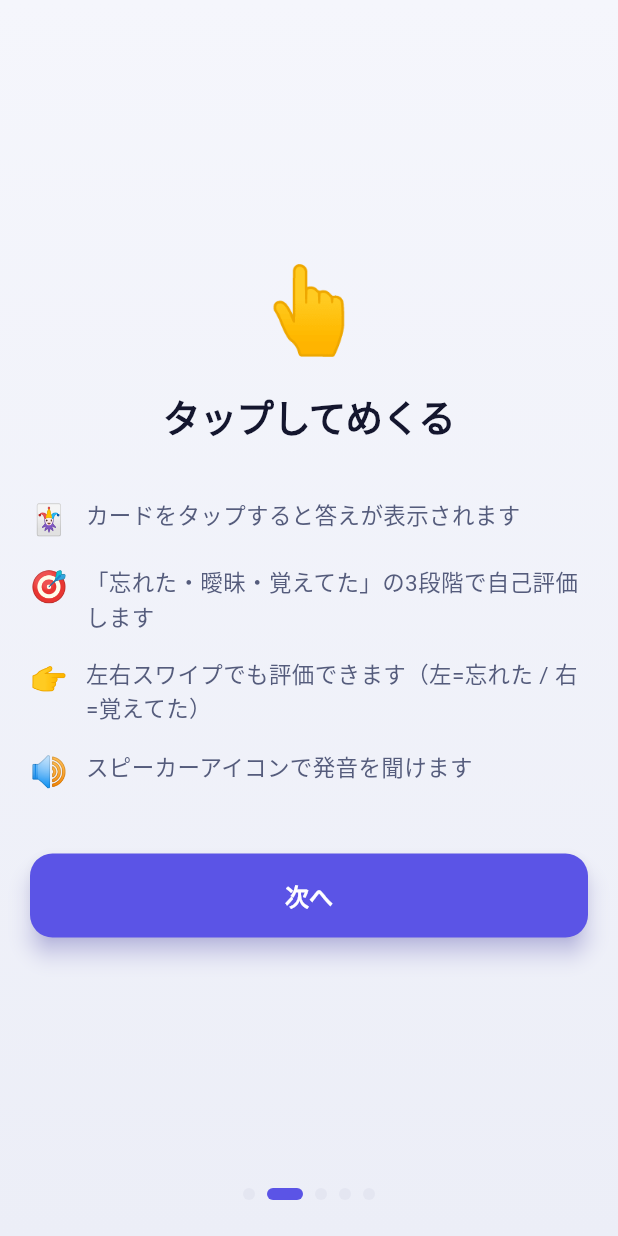
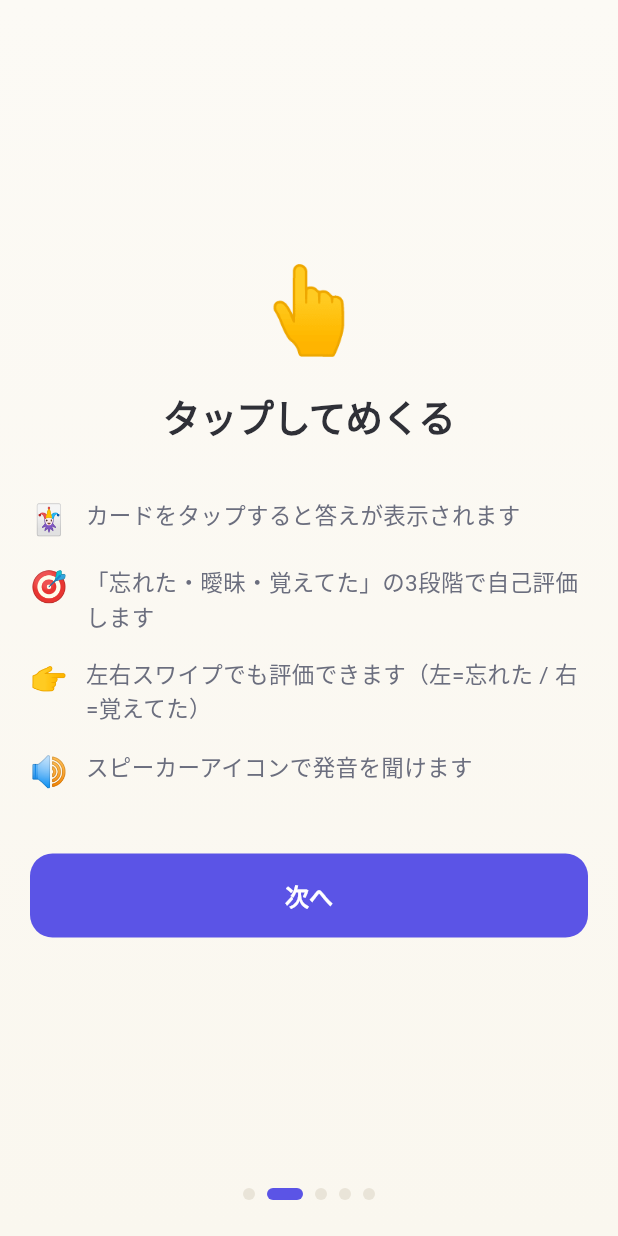
Before and after one commit to murakami-kaito-dev/SHIP_IT_ENGLISH, a Flutter app: the screen it shows after launch, swiped to page 2, on a phone screen of 412 x 824 dp. Run offline on Flutter 3.47's test engine with Material 3 defaults, Android fonts, the phone set to English and light mode, and no system bars; our stand-ins replace audioplayers, confetti, file_picker, flutter_local_notifications, flutter_riverpod, flutter_timezone and 8 more; missing offline and left inert: home_widget; accounts and stored records are empty; project files that could hold a hidden picture were left out.

Commit message:
デザイン刷新 Phase 1: AppTheme を案H（Soft Arcade Warm）トークンに刷新
- 背景を温かい紙色（#FAF7EF系グラデ）・枠を暖色1.5px（#E9E4D8）に。
  下エッジ用トークン surfaceEdge / ゲージ溝 track を新設
- カード影を「下エッジ1枚のsolidシャドウ」に変更（押せそうな厚み・描画も軽い）。
  ヒーロー影はインディゴ浮遊＋暖色接地の2層に調整
- テキストを暖色チャコール系へ（textPrimary/Secondary/Tertiary）
- クエスト等の多彩色パレットを新設（quest{Yellow,Green,Blue,Orange}±Soft＝
  案Eのマーカー由来色）
- primaryDark #443CC9 / primaryLight #EDEBFF / 角丸18→16 / cardPadding 22→18
- GradientButton を「下エッジ5pxで押すと沈む」立体ボタンに刷新
  （API互換維持・全CTAに自動波及。押下=沈み込み/離す=素早く復帰）
- ElevatedButton をフラット化・SegmentedButton テーマ追加（選択=淡インディゴ）
- AppTheme集約の効果で全画面に自動波及。analyze 0 / テスト全件パス

Co-Authored-By: Claude Opus 4.8 <noreply@anthropic.com>

```diff
--- a/lib/core/theme/app_theme.dart
+++ b/lib/core/theme/app_theme.dart
@@ -1,28 +1,32 @@
 import 'package:flutter/material.dart';
 
-/// ShipIt English のデザインシステム「Terminal-grade」。
+/// ShipIt English のデザインシステム「Soft Arcade Warm」（採用案H＝色:案E×骨格:案F）。
 ///
-/// エンジニアが毎日触れる開発者ツール（Linear / Raycast / GitHub / ターミナル）の
-/// 洗練を主題に、平面的にならないよう「奥行き（多層シャドウ・グラデーション）」と
-/// 「モノスペースのデータ表現」でアイデンティティを作る。
+/// 温かい紙色の背景と暖色の細枠（1.5px）に、「下エッジで押すと沈む」立体ボタンと
+/// 意味で使い分ける多彩色（マーカー由来の黄/緑/青）を載せる。ゲーム感はほどよく、
+/// 線は細く大人に。数値は従来どおりモノスペース（Menlo）＝このアプリのDNA。
 /// 色・寸法・文字スタイルはすべてここに集約し、画面側は AppTheme 経由で参照する。
 class AppTheme {
   // === Brand（アイリス系インディゴ。既定の青より生きた発色） ===
   static const Color primary = Color(0xFF5B54E6);
-  static const Color primaryLight = Color(0xFFE9E8FD); // チップ背景など淡色
-  static const Color primaryDark = Color(0xFF3F37B8); // 押下・濃色
+  static const Color primaryLight = Color(0xFFEDEBFF); // チップ背景など淡色
+  static const Color primaryDark = Color(0xFF443CC9); // 押下・下エッジ・濃色
   static const Color primaryGlow = Color(0xFF837DFF); // グラデーションの相方
 
-  // === Surfaces / Background ===
-  static const Color background = Color(0xFFECEEF7); // 涼しいライトベース
-  static const Color backgroundTop = Color(0xFFF5F6FC); // 背景グラデーション上端
+  // === Surfaces / Background（温かい紙色＝案Eの色味） ===
+  static const Color background = Color(0xFFFAF7EF); // 温かい紙色
+  static const Color backgroundTop = Color(0xFFFCFAF5); // 背景グラデーション上端
   static const Color surface = Color(0xFFFFFFFF);
-  static const Color surfaceBorder = Color(0xFFE4E6F1); // ヘアライン
+  static const Color surfaceBorder = Color(0xFFE9E4D8); // 暖色の細枠
+  /// カード・ボタンの「下エッジ」（押せる厚み。骨格=案F）
+  static const Color surfaceEdge = Color(0xFFE0DACB);
+  /// ゲージの溝（暖色トラック）
+  static const Color track = Color(0xFFF1EDE2);
 
-  // === Text（ややインディゴ寄りの深い黒＝温かみと締まり） ===
-  static const Color textPrimary = Color(0xFF14162E);
-  static const Color textSecondary = Color(0xFF555C7C);
-  static const Color textTertiary = Color(0xFF9AA0BA);
+  // === Text（暖色寄りのチャコール） ===
+  static const Color textPrimary = Color(0xFF2F3037);
+  static const Color textSecondary = Color(0xFF6B6E7E);
+  static const Color textTertiary = Color(0xFFA5A08F);
 
   // === Rating（シンタックスハイライトを想わせる3色） ===
   static const Color ratingForgot = Color(0xFFF04870); // rose
@@ -31,7 +35,17 @@ class AppTheme {
 
   // === Streak ===
   static const Color streakFire = Color(0xFFFF7A3D);
-  static const Color streakInactive = Color(0xFFCBD0E0);
+  static const Color streakInactive = Color(0xFFD8D3C4);
+
+  // === クエスト等の多彩色（案Eのマーカー由来パレット。soft=タイル / deep=ゲージ） ===
+  static const Color questYellow = Color(0xFFFFD21E);
+  static const Color questYellowSoft = Color(0xFFFFE34D);
+  static const Color questGreen = Color(0xFF3ECF8E);
+  static const Color questGreenSoft = Color(0xFFA9EDC3);
+  static const Color questBlue = Color(0xFF4B9FEF);
+  static const Color questBlueSoft = Color(0xFFBFE0FF);
+  static const Color questOrange = Color(0xFFFF7A3D);
+  static const Color questOrangeSoft = Color(0xFFFFDFC9);
 
   // === モノスペース（このアプリのシグネチャ。iOS標準の Menlo を使う） ===
   static const String monoFont = 'Menlo';
@@ -121,10 +135,10 @@ class AppTheme {
   );
 
   // === Radii / Spacing ===
-  static const double cardBorderRadius = 18.0;
+  static const double cardBorderRadius = 16.0;
   static const double cardElevation = 0;
-  static const EdgeInsets cardPadding = EdgeInsets.all(22.0);
-  static final Border cardBorder = Border.all(color: surfaceBorder, width: 1.0);
+  static const EdgeInsets cardPadding = EdgeInsets.all(18.0);
+  static final Border cardBorder = Border.all(color: surfaceBorder, width: 1.5);
 
   static const double buttonBorderRadius = 15.0;
   static const double buttonHeight = 56.0;
@@ -145,35 +159,22 @@ class AppTheme {
   static const double progressBarHeight = 9.0;
   static const double progressBarBorderRadius = 5.0;
 
-  // === Elevation（インディゴで色付けした多層シャドウ＝奥行き） ===
-  /// 通常カード用。接触影＋やわらかい環境影の2層
+  // === Elevation ===
+  /// 通常カード用。「下エッジ」1枚＝押せそうな厚み（骨格=案F）。
+  /// ブラーのない solid シャドウなので描画も軽い。
   static final List<BoxShadow> cardShadow = [
-    BoxShadow(
-      color: const Color(0xFF14162E).withOpacity(0.05),
-      blurRadius: 18,
-      offset: const Offset(0, 8),
-      spreadRadius: -4,
-    ),
-    BoxShadow(
-      color: const Color(0xFF14162E).withOpacity(0.04),
-      blurRadius: 3,
-      offset: const Offset(0, 1),
-    ),
+    const BoxShadow(color: surfaceEdge, offset: Offset(0, 3)),
   ];
 
-  /// 学習カード（ヒーロー）用の強めの浮遊感
+  /// 学習カード（ヒーロー）用の強めの浮遊感（インディゴの浮遊＋暖色の接地）
   static final List<BoxShadow> heroShadow = [
     BoxShadow(
-      color: primary.withOpacity(0.16),
-      blurRadius: 40,
-      offset: const Offset(0, 18),
+      color: primary.withOpacity(0.14),
+      blurRadius: 36,
+      offset: const Offset(0, 16),
       spreadRadius: -10,
     ),
-    BoxShadow(
-      color: const Color(0xFF14162E).withOpacity(0.06),
-      blurRadius: 10,
-      offset: const Offset(0, 3),
-    ),
+    const BoxShadow(color: surfaceEdge, offset: Offset(0, 3)),
   ];
 
   /// 主ボタンのグロー影
@@ -239,12 +240,40 @@ class AppTheme {
           backgroundColor: primary,
           foregroundColor: Colors.white,
           minimumSize: const Size(double.infinity, buttonHeight),
-          shadowColor: primary.withOpacity(0.5),
-          elevation: 6,
+          // グローではなく「下エッジ」1枚で立体を出す（案Hの押し心地）
+          shadowColor: primaryDark,
+          elevation: 0,
           shape: RoundedRectangleBorder(
             borderRadius: BorderRadius.circular(buttonBorderRadius),
           ),
           textStyle: buttonText,
+        ),
+      ),
+      // 学習範囲セレクタ等のセグメント（選択中＝淡インディゴ＋濃インディゴ文字）
+      segmentedButtonTheme: SegmentedButtonThemeData(
+        style: ButtonStyle(
+          backgroundColor: WidgetStateProperty.resolveWith(
+            (states) => states.contains(WidgetState.selected)
+                ? primaryLight
+                : surface,
+          ),
+          foregroundColor: WidgetStateProperty.resolveWith(
+            (states) => states.contains(WidgetState.selected)
+                ? primaryDark
+                : textSecondary,
+          ),
+          side: WidgetStateProperty.resolveWith(
+            (states) => BorderSide(
+              color: states.contains(WidgetState.selected)
+                  ? const Color(0xFFC9C4FF)
+                  : surfaceBorder,
+              width: 1.5,
+            ),
+          ),
+          textStyle: WidgetStateProperty.all(const TextStyle(
+            fontSize: 12.5,
+            fontWeight: FontWeight.w800,
+          )),
         ),
       ),
       outlinedButtonTheme: OutlinedButtonThemeData(
--- a/lib/shared/widgets/gradient_button.dart
+++ b/lib/shared/widgets/gradient_button.dart
@@ -2,10 +2,12 @@ import 'package:flutter/material.dart';
 import 'package:flutter/services.dart';
 import 'package:ship_it_english/core/theme/app_theme.dart';
 
-/// 主要CTA用のグラデーションボタン（インディゴのグローで奥行きを出す）。
-/// [onPressed] が null のときは淡色で無効表示にする。
-/// 押下中は `scale(0.95)` に縮み、離すと Spring(elasticOut) で弾んで戻る
-/// （SKILL animation-effects「タップ＆レスポンス」）。
+/// 主要CTA用の「下エッジで押すと沈む」立体ボタン（デザイン案H＝骨格:案F）。
+///
+/// 通常時は下に濃色の厚み（5px）があり、押すとボタン本体が沈んで厚みが薄くなる
+/// （物理的に「押した」感触）。離すと素早く戻る。[onPressed] が null のときは
+/// 淡色で無効表示にする。名前は歴史的経緯で GradientButton のまま
+/// （呼び出し側60箇所超のAPI互換を維持）。
 class GradientButton extends StatefulWidget {
   final String label;
   final IconData? icon;
@@ -24,11 +26,14 @@ class GradientButton extends StatefulWidget {
 
 class _GradientButtonState extends State<GradientButton>
     with SingleTickerProviderStateMixin {
-  // value 0 = 通常, 1 = 押下（0.95）。離すと elasticOut で戻す。
+  /// 下エッジの厚み（沈み込みの深さでもある）。
+  static const double _edge = 5.0;
+
+  // value 0 = 通常（浮いている）, 1 = 押下（沈んでいる）。
   late final AnimationController _press = AnimationController(
     vsync: this,
-    duration: const Duration(milliseconds: 90),
-    reverseDuration: const Duration(milliseconds: 340),
+    duration: const Duration(milliseconds: 70),
+    reverseDuration: const Duration(milliseconds: 160),
   );
 
   @override
@@ -45,24 +50,33 @@ class _GradientButtonState extends State<GradientButton>
     return AnimatedBuilder(
       animation: _press,
       builder: (context, child) {
-        final t = _press.status == AnimationStatus.reverse ||
-                _press.status == AnimationStatus.dismissed
-            ? Curves.elasticOut.transform(_press.value)
-            : _press.value;
-        return Transform.scale(scale: 1.0 - 0.05 * t, child: child);
+        final t = Curves.easeOut.transform(_press.value);
+        final dy = _edge * 0.8 * t; // 沈む量
+        return Padding(
+          // 沈んでも下端の占有高さが変わらないよう、浮き分を上に確保する
+          padding: EdgeInsets.only(top: dy, bottom: _edge - dy),
+          child: DecoratedBox(
+            decoration: BoxDecoration(
+              borderRadius: radius,
+              color: enabled ? AppTheme.primary : AppTheme.primaryLight,
+              boxShadow: enabled
+                  ? [
+                      BoxShadow(
+                        color: AppTheme.primaryDark,
+                        offset: Offset(0, _edge - dy),
+                      ),
+                    ]
+                  : null,
+            ),
+            child: child,
+          ),
+        );
       },
-      child: DecoratedBox(
-      decoration: BoxDecoration(
-        borderRadius: radius,
-        gradient: enabled ? AppTheme.primaryGradient : null,
-        color: enabled ? null : AppTheme.primaryLight,
-        boxShadow: enabled ? AppTheme.buttonShadow : null,
-      ),
       child: Material(
         color: Colors.transparent,
         child: InkWell(
           borderRadius: radius,
-          onHighlightChanged: enabled
+          onHighlightChanged: widget.onPressed != null
               ? (down) => down ? _press.forward() : _press.reverse()
               : null,
           onTap: enabled
@@ -72,7 +86,7 @@ class _GradientButtonState extends State<GradientButton>
                 }
               : null,
           child: SizedBox(
-            height: AppTheme.buttonHeight,
+            height: AppTheme.buttonHeight - _edge,
             child: Row(
               mainAxisAlignment: MainAxisAlignment.center,
               children: [
@@ -95,7 +109,6 @@ class _GradientButtonState extends State<GradientButton>
           ),
         ),
       ),
-      ),
     );
   }
 }
```
